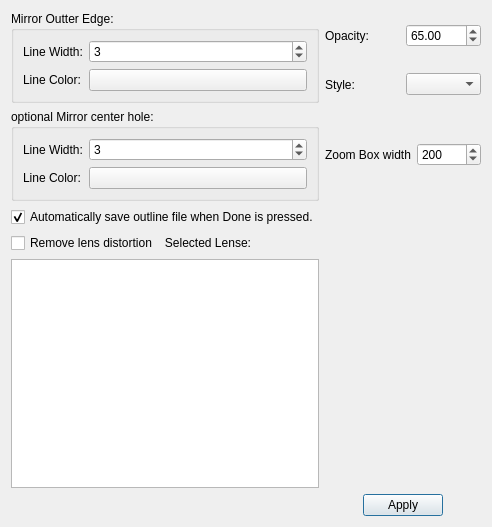
Before: the Qt Designer form settingsigram.ui in githubdoe/DFTFringe, drawn with Qt 5.
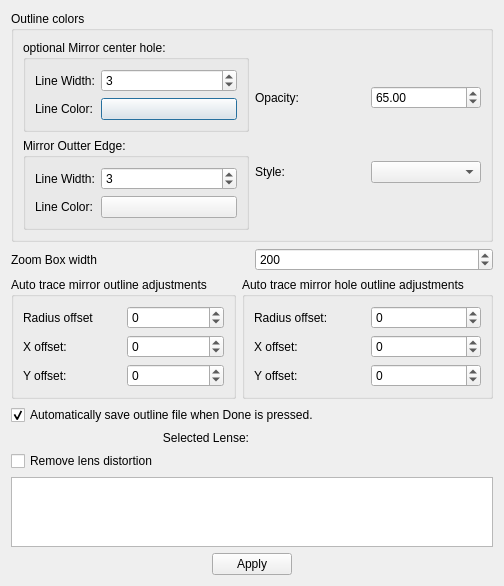
After: the same form once the commit is applied.

What changed in the file:
```diff
--- a/settingsigram.ui
+++ b/settingsigram.ui
@@ -13,57 +13,153 @@
   <property name="windowTitle">
    <string>Mirror Boundaries</string>
   </property>
-  <layout class="QGridLayout" name="gridLayout">
-   <item row="0" column="1">
-    <layout class="QHBoxLayout" name="horizontalLayout">
-     <item>
-      <widget class="QLabel" name="label_5">
-       <property name="text">
-        <string>Opacity:</string>
-       </property>
-      </widget>
-     </item>
-     <item>
-      <widget class="QDoubleSpinBox" name="opacitySB">
-       <property name="maximum">
-        <double>100.000000000000000</double>
-       </property>
-       <property name="value">
-        <double>65.000000000000000</double>
-       </property>
-      </widget>
-     </item>
-    </layout>
-   </item>
-   <item row="1" column="1">
-    <layout class="QHBoxLayout" name="horizontalLayout_2">
-     <item>
-      <widget class="QLabel" name="label_6">
-       <property name="text">
-        <string>Style:</string>
-       </property>
-      </widget>
-     </item>
-     <item>
-      <widget class="QComboBox" name="styleCB">
-       <property name="toolTip">
-        <string>Line style</string>
-       </property>
-      </widget>
-     </item>
-    </layout>
-   </item>
-   <item row="3" column="0">
-    <widget class="QCheckBox" name="SaveOutlines">
-     <property name="text">
-      <string>Automatically save outline file when Done is pressed.</string>
+  <layout class="QVBoxLayout" name="verticalLayout_6">
+   <item>
+    <widget class="QGroupBox" name="groupBox_5">
+     <property name="title">
+      <string>Outline colors</string>
      </property>
-     <property name="checked">
-      <bool>true</bool>
-     </property>
+     <layout class="QHBoxLayout" name="horizontalLayout_12">
+      <item>
+       <layout class="QVBoxLayout" name="verticalLayout_4">
+        <item>
+         <widget class="QGroupBox" name="groupBox_2">
+          <property name="title">
+           <string>optional Mirror center hole:</string>
+          </property>
+          <layout class="QFormLayout" name="formLayout_2">
+           <item row="0" column="0">
+            <widget class="QLabel" name="label_4">
+             <property name="text">
+              <string>Line Width:</string>
+             </property>
+            </widget>
+           </item>
+           <item row="0" column="1">
+            <widget class="QSpinBox" name="centerSpinBox">
+             <property name="minimum">
+              <number>1</number>
+             </property>
+             <property name="maximum">
+              <number>10</number>
+             </property>
+             <property name="value">
+              <number>3</number>
+             </property>
+            </widget>
+           </item>
+           <item row="1" column="0">
+            <widget class="QLabel" name="label_3">
+             <property name="text">
+              <string>Line Color:</string>
+             </property>
+            </widget>
+           </item>
+           <item row="1" column="1">
+            <widget class="QPushButton" name="centerLineColorPb">
+             <property name="text">
+              <string/>
+             </property>
+            </widget>
+           </item>
+          </layout>
+         </widget>
+        </item>
+        <item>
+         <widget class="QGroupBox" name="groupBox">
+          <property name="title">
+           <string>Mirror Outter Edge:</string>
+          </property>
+          <layout class="QFormLayout" name="formLayout">
+           <item row="0" column="0">
+            <widget class="QLabel" name="label">
+             <property name="text">
+              <string>Line Width:</string>
+             </property>
+            </widget>
+           </item>
+           <item row="0" column="1">
+            <widget class="QSpinBox" name="spinBox">
+             <property name="minimum">
+              <number>1</number>
+             </property>
+             <property name="maximum">
+              <number>40</number>
+             </property>
+             <property name="value">
+              <number>3</number>
+             </property>
+            </widget>
+           </item>
+           <item row="1" column="0">
+            <widget class="QLabel" name="label_2">
+             <property name="text">
+              <string>Line Color:</string>
+             </property>
+            </widget>
+           </item>
+           <item row="1" column="1">
+            <widget class="QPushButton" name="edgeLineColorPb">
+             <property name="toolTip">
+              <string>Set color of line</string>
+             </property>
+             <property name="text">
+              <string/>
+             </property>
+            </widget>
+           </item>
+          </layout>
+         </widget>
+        </item>
+       </layout>
+      </item>
+      <item>
+       <layout class="QVBoxLayout" name="verticalLayout_5">
+        <item>
+         <layout class="QHBoxLayout" name="horizontalLayout">
+          <item>
+           <widget class="QLabel" name="label_5">
+            <property name="text">
+             <string>Opacity:</string>
+            </property>
+           </widget>
+          </item>
+          <item>
+           <widget class="QDoubleSpinBox" name="opacitySB">
+            <property name="maximum">
+             <double>100.000000000000000</double>
+            </property>
+            <property name="value">
+             <double>65.000000000000000</double>
+            </property>
+           </widget>
+          </item>
+         </layout>
+        </item>
+        <item>
+         <layout class="QHBoxLayout" name="horizontalLayout_2">
+          <item>
+           <widget class="QLabel" name="label_6">
+            <property name="text">
+             <string>Style:</string>
+            </property>
+           </widget>
+          </item>
+          <item>
+           <widget class="QComboBox" name="styleCB">
+            <property name="toolTip">
+             <string>Line style</string>
+            </property>
+           </widget>
+          </item>
+         </layout>
+        </item>
+       </layout>
+      </item>
+     </layout>
     </widget>
    </item>
-   <item row="2" column="1">
+   <item>
     <layout class="QVBoxLayout" name="verticalLayout">
      <item>
       <layout class="QHBoxLayout" name="horizontalLayout_3">
@@ -94,15 +190,148 @@
      </item>
     </layout>
    </item>
-   <item row="4" column="0">
+   <item>
+    <layout class="QHBoxLayout" name="horizontalLayout_11">
+     <item>
+      <widget class="QGroupBox" name="groupBox_3">
+       <property name="title">
+        <string>Auto trace mirror outline adjustments</string>
+       </property>
+       <layout class="QVBoxLayout" name="verticalLayout_2">
+        <item>
+         <layout class="QHBoxLayout" name="horizontalLayout_4">
+          <item>
+           <widget class="QLabel" name="label_9">
+            <property name="text">
+             <string>Radius offset</string>
+            </property>
+           </widget>
+          </item>
+          <item>
+           <widget class="QSpinBox" name="mirrorRadiusSB">
+            <property name="minimum">
+             <number>-100</number>
+            </property>
+           </widget>
+          </item>
+         </layout>
+        </item>
+        <item>
+         <layout class="QHBoxLayout" name="horizontalLayout_6">
+          <item>
+           <widget class="QLabel" name="label_10">
+            <property name="text">
+             <string>X offset:</string>
+            </property>
+           </widget>
+          </item>
+          <item>
+           <widget class="QSpinBox" name="outsideX">
+            <property name="minimum">
+             <number>-100</number>
+            </property>
+           </widget>
+          </item>
+         </layout>
+        </item>
+        <item>
+         <layout class="QHBoxLayout" name="horizontalLayout_7">
+          <item>
+           <widget class="QLabel" name="label_11">
+            <property name="text">
+             <string>Y offset:</string>
+            </property>
+           </widget>
+          </item>
+          <item>
+           <widget class="QSpinBox" name="outsideY">
+            <property name="minimum">
+             <number>-100</number>
+            </property>
+           </widget>
+          </item>
+         </layout>
+        </item>
+       </layout>
+      </widget>
+     </item>
+     <item>
+      <widget class="QGroupBox" name="groupBox_4">
+       <property name="title">
+        <string>Auto trace mirror hole outline adjustments</string>
+       </property>
+       <layout class="QVBoxLayout" name="verticalLayout_3">
+        <item>
+         <layout class="QHBoxLayout" name="horizontalLayout_8">
+          <item>
+           <widget class="QLabel" name="label_12">
+            <property name="text">
+             <string>Radius offset:</string>
+            </property>
+           </widget>
+          </item>
+          <item>
+           <widget class="QSpinBox" name="holeRadius">
+            <property name="minimum">
+             <number>-100</number>
+            </property>
+           </widget>
+          </item>
+         </layout>
+        </item>
+        <item>
+         <layout class="QHBoxLayout" name="horizontalLayout_9">
+          <item>
+           <widget class="QLabel" name="label_13">
+            <property name="text">
+             <string>X offset:</string>
+            </property>
+           </widget>
+          </item>
+          <item>
+           <widget class="QSpinBox" name="holeX">
+            <property name="minimum">
+             <number>-100</number>
+            </property>
+           </widget>
+          </item>
+         </layout>
+        </item>
+        <item>
+         <layout class="QHBoxLayout" name="horizontalLayout_10">
+          <item>
+           <widget class="QLabel" name="label_14">
+            <property name="text">
+             <string>Y offset:</string>
+            </property>
+           </widget>
+          </item>
+          <item>
+           <widget class="QSpinBox" name="holeY">
+            <property name="minimum">
+             <number>-100</number>
+            </property>
+           </widget>
+          </item>
+         </layout>
+        </item>
+       </layout>
+      </widget>
+     </item>
+    </layout>
+   </item>
+   <item>
+    <widget class="QCheckBox" name="SaveOutlines">
+     <property name="text">
+      <string>Automatically save outline file when Done is pressed.</string>
+     </property>
+     <property name="checked">
+      <bool>true</bool>
+     </property>
+    </widget>
+   </item>
+   <item>
     <layout class="QHBoxLayout" name="horizontalLayout_5">
-     <item>
-      <widget class="QCheckBox" name="removeDistortion">
-       <property name="text">
-        <string>Remove lens distortion</string>
-       </property>
-      </widget>
-     </item>
      <item>
       <widget class="QLabel" name="label_8">
        <property name="text">
@@ -122,7 +351,14 @@
      </item>
     </layout>
    </item>
-   <item row="5" column="0">
+   <item>
+    <widget class="QCheckBox" name="removeDistortion">
+     <property name="text">
+      <string>Remove lens distortion</string>
+     </property>
+    </widget>
+   </item>
+   <item>
     <widget class="QTableView" name="lenseTableView">
      <property name="tabKeyNavigation">
       <bool>false</bool>
@@ -132,7 +368,7 @@
      </property>
     </widget>
    </item>
-   <item row="6" column="1">
+   <item>
     <widget class="QDialogButtonBox" name="buttonBox">
      <property name="toolTip">
       <string>&lt;html&gt;&lt;head/&gt;&lt;body&gt;&lt;table border=&quot;1&quot; style=&quot; margin-top:0px; margin-bottom:0px; margin-left:0px; margin-right:0px;&quot; width=&quot;100%&quot; cellspacing=&quot;2&quot; cellpadding=&quot;0&quot;&gt;&lt;tr&gt;&lt;td&gt;&lt;p align=&quot;center&quot;&gt;Cell 1&lt;/p&gt;&lt;/td&gt;&lt;td&gt;&lt;p&gt;cell 2&lt;/p&gt;&lt;/td&gt;&lt;/tr&gt;&lt;tr&gt;&lt;td&gt;row1&lt;/td&gt;&lt;/tr&gt;&lt;/table&gt;&lt;/body&gt;&lt;/html&gt;</string>
@@ -148,95 +384,6 @@
      </property>
     </widget>
    </item>
-   <item row="0" column="0" rowspan="2">
-    <widget class="QGroupBox" name="groupBox">
-     <property name="title">
-      <string>Mirror Outter Edge:</string>
-     </property>
-     <layout class="QFormLayout" name="formLayout">
-      <item row="0" column="0">
-       <widget class="QLabel" name="label">
-        <property name="text">
-         <string>Line Width:</string>
-        </property>
-       </widget>
-      </item>
-      <item row="0" column="1">
-       <widget class="QSpinBox" name="spinBox">
-        <property name="minimum">
-         <number>1</number>
-        </property>
-        <property name="maximum">
-         <number>40</number>
-        </property>
-        <property name="value">
-         <number>3</number>
-        </property>
-       </widget>
-      </item>
-      <item row="1" column="0">
-       <widget class="QLabel" name="label_2">
-        <property name="text">
-         <string>Line Color:</string>
-        </property>
-       </widget>
-      </item>
-      <item row="1" column="1">
-       <widget class="QPushButton" name="edgeLineColorPb">
-        <property name="toolTip">
-         <string>Set color of line</string>
-        </property>
-        <property name="text">
-         <string/>
-        </property>
-       </widget>
-      </item>
-     </layout>
-    </widget>
-   </item>
-   <item row="2" column="0">
-    <widget class="QGroupBox" name="groupBox_2">
-     <property name="title">
-      <string>optional Mirror center hole:</string>
-     </property>
-     <layout class="QFormLayout" name="formLayout_2">
-      <item row="0" column="0">
-       <widget class="QLabel" name="label_4">
-        <property name="text">
-         <string>Line Width:</string>
-        </property>
-       </widget>
-      </item>
-      <item row="0" column="1">
-       <widget class="QSpinBox" name="centerSpinBox">
-        <property name="minimum">
-         <number>1</number>
-        </property>
-        <property name="maximum">
-         <number>10</number>
-        </property>
-        <property name="value">
-         <number>3</number>
-        </property>
-       </widget>
-      </item>
-      <item row="1" column="0">
-       <widget class="QLabel" name="label_3">
-        <property name="text">
-         <string>Line Color:</string>
-        </property>
-       </widget>
-      </item>
-      <item row="1" column="1">
-       <widget class="QPushButton" name="centerLineColorPb">
-        <property name="text">
-         <string/>
-        </property>
-       </widget>
-      </item>
-     </layout>
-    </widget>
-   </item>
   </layout>
  </widget>
  <resources/>
```
